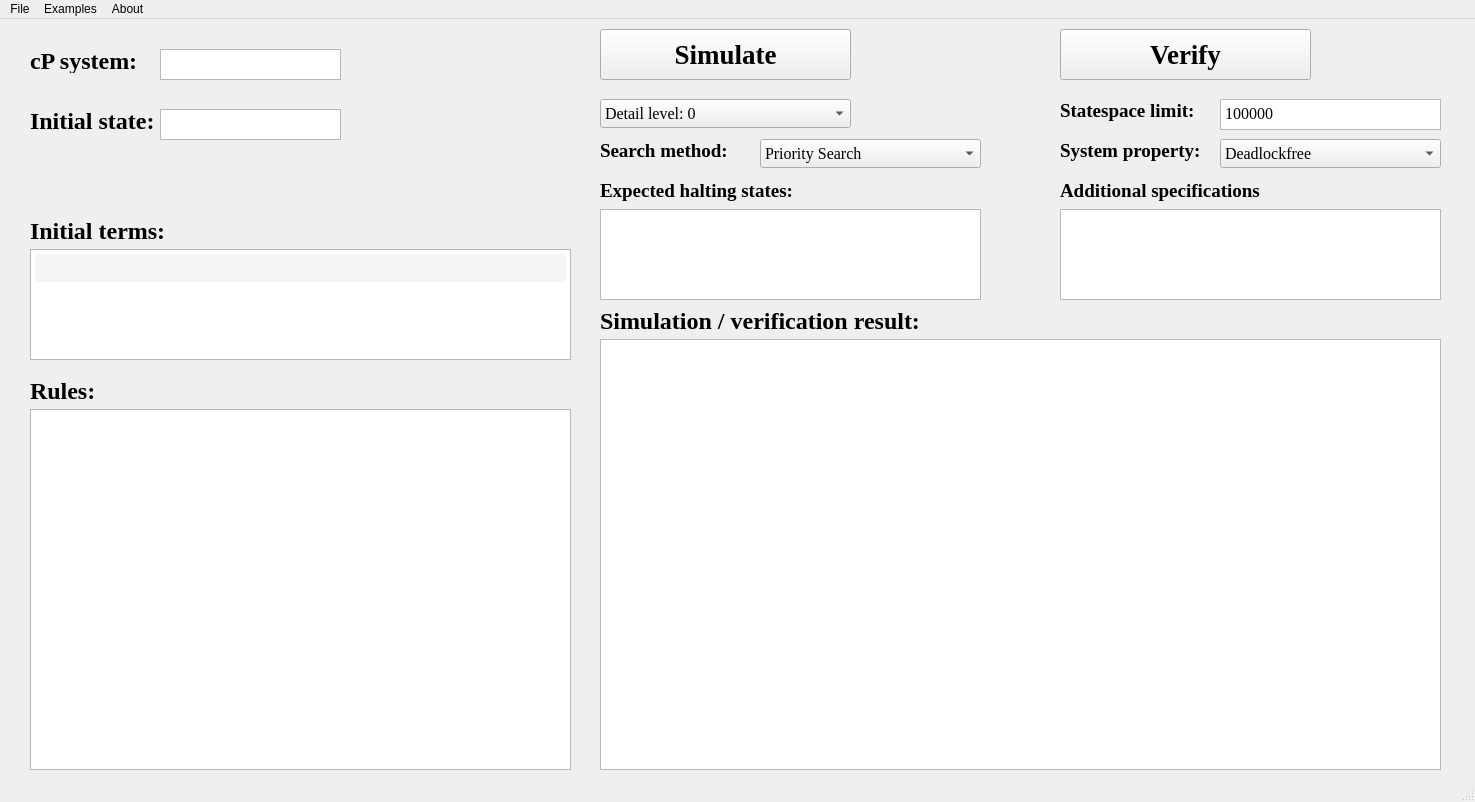
Before: the Qt Designer form main.ui in YezhouLiu/cP-Verifier, drawn with Qt 5.
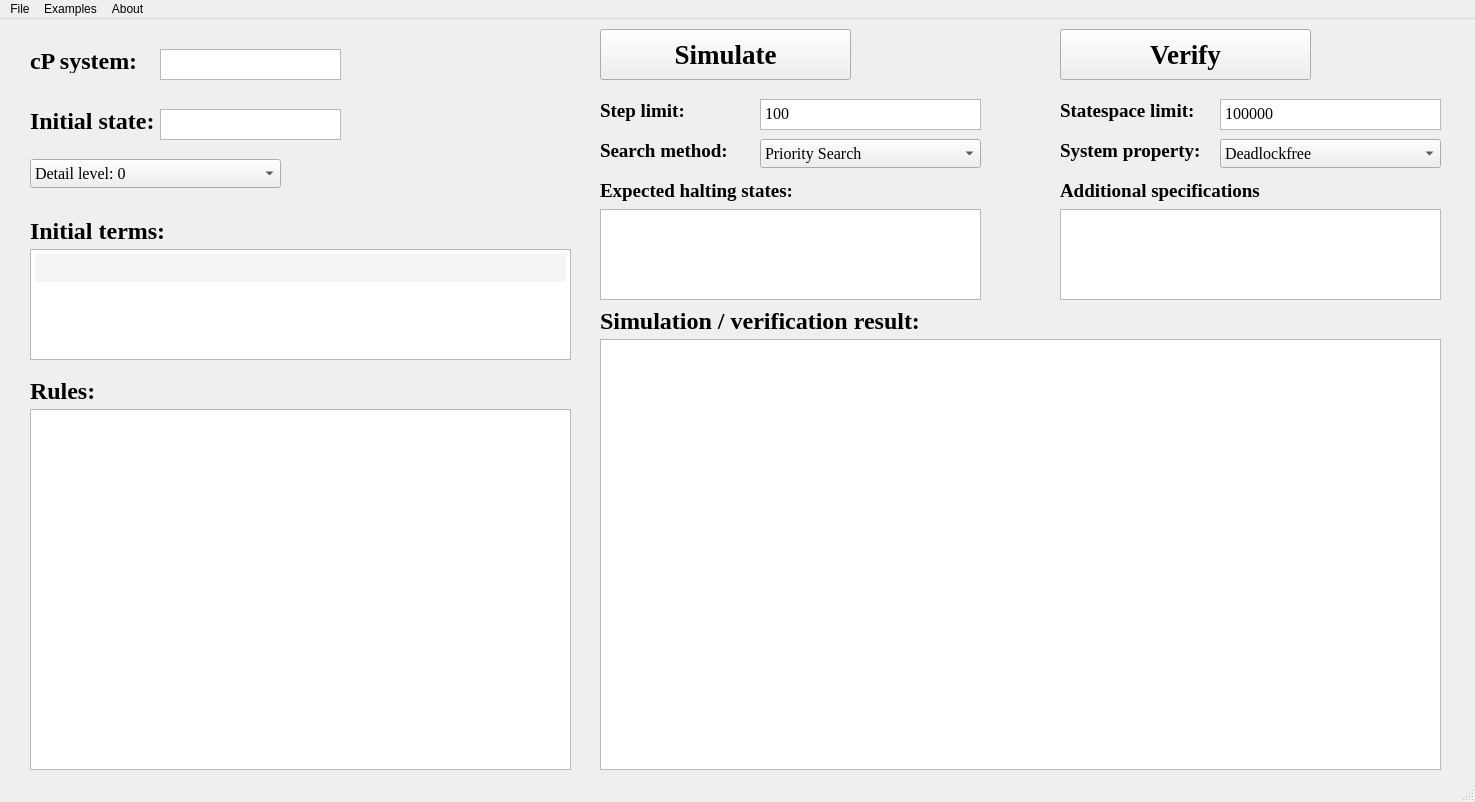
After: the same form once the commit is applied.

What changed in the file:
```diff
--- a/main.ui
+++ b/main.ui
@@ -400,8 +400,8 @@
    <widget class="QComboBox" name="comboBox_detail">
     <property name="geometry">
      <rect>
-      <x>600</x>
-      <y>80</y>
+      <x>30</x>
+      <y>140</y>
       <width>251</width>
       <height>29</height>
      </rect>
@@ -595,6 +595,50 @@
      </property>
     </item>
    </widget>
+   <widget class="QLabel" name="label_11">
+    <property name="geometry">
+     <rect>
+      <x>600</x>
+      <y>80</y>
+      <width>151</width>
+      <height>24</height>
+     </rect>
+    </property>
+    <property name="font">
+     <font>
+      <family>Times New Roman</family>
+      <pointsize>14</pointsize>
+      <weight>75</weight>
+      <bold>true</bold>
+     </font>
+    </property>
+    <property name="text">
+     <string>Step limit:</string>
+    </property>
+   </widget>
+   <widget class="QTextEdit" name="textEdit_step_limit">
+    <property name="geometry">
+     <rect>
+      <x>760</x>
+      <y>80</y>
+      <width>221</width>
+      <height>31</height>
+     </rect>
+    </property>
+    <property name="font">
+     <font>
+      <family>Times New Roman</family>
+      <pointsize>12</pointsize>
+     </font>
+    </property>
+    <property name="html">
+     <string>&lt;!DOCTYPE HTML PUBLIC &quot;-//W3C//DTD HTML 4.0//EN&quot; &quot;http://www.w3.org/TR/REC-html40/strict.dtd&quot;&gt;
+&lt;html&gt;&lt;head&gt;&lt;meta name=&quot;qrichtext&quot; content=&quot;1&quot; /&gt;&lt;style type=&quot;text/css&quot;&gt;
+p, li { white-space: pre-wrap; }
+&lt;/style&gt;&lt;/head&gt;&lt;body style=&quot; font-family:'Times New Roman'; font-size:12pt; font-weight:400; font-style:normal;&quot;&gt;
+&lt;p style=&quot; margin-top:0px; margin-bottom:0px; margin-left:0px; margin-right:0px; -qt-block-indent:0; text-indent:0px;&quot;&gt;100&lt;/p&gt;&lt;/body&gt;&lt;/html&gt;</string>
+    </property>
+   </widget>
   </widget>
   <widget class="QMenuBar" name="menubar">
    <property name="geometry">
```
